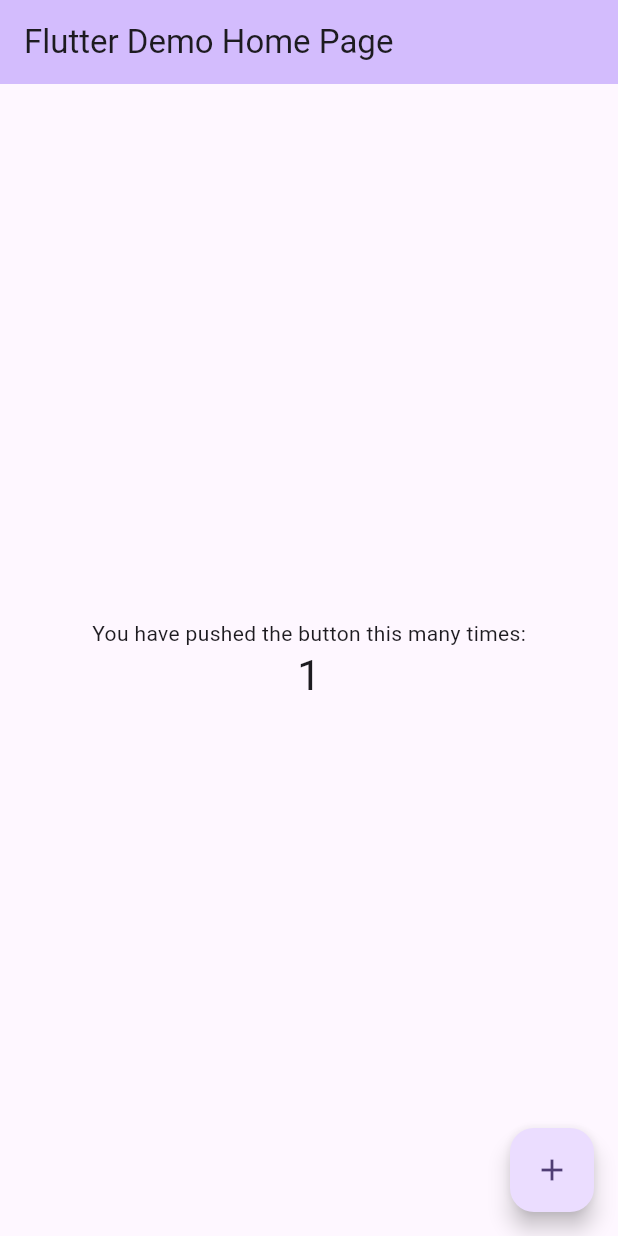
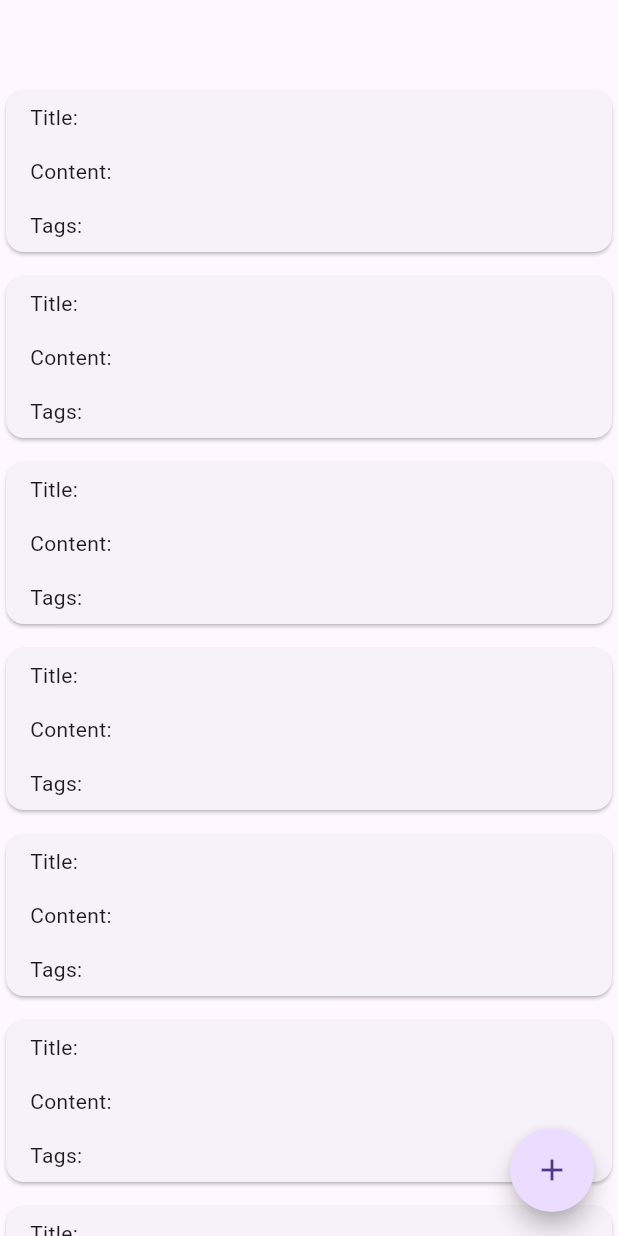
Before and after one commit to catQuantumCat/flutter_major_exercise, a Flutter app: the screen it shows after launch, after a tap on the "add" icon, on a phone screen of 412 x 824 dp. Run offline on Flutter 3.47's test engine with Material 3 defaults, Android fonts, the phone set to English and light mode, and no system bars; our stand-ins replace bloc, dio, flutter_bloc.

Commit message:
Checkpoint: PostList sample screen and BLoC

```diff
--- a/lib/main.dart
+++ b/lib/main.dart
@@ -1,71 +1,18 @@
 import 'package:flutter/material.dart';
-import 'package:sample_login/data/models/post_model.dart';
-import 'package:sample_login/data/repository/post_repository.dart';
+
+import 'presentation/post_list/post_list.dart';
 
 void main() {
-  runApp(const MyApp());
+  runApp(const App());
 }
 
-class MyApp extends StatelessWidget {
-  const MyApp({super.key});
+class App extends StatelessWidget {
+  const App({super.key});
 
   @override
   Widget build(BuildContext context) {
-    return MaterialApp(
-      title: 'Flutter Demo',
-      theme: ThemeData(
-        colorScheme: ColorScheme.fromSeed(seedColor: Colors.deepPurple),
-        useMaterial3: true,
-      ),
-      home: const MyHomePage(title: 'Flutter Demo Home Page'),
+    return const MaterialApp(
+      home: PostList(),
     );
   }
 }
-
-class MyHomePage extends StatefulWidget {
-  const MyHomePage({super.key, required this.title});
-
-  final String title;
-
-  @override
-  State<MyHomePage> createState() => _MyHomePageState();
-}
-
-class _MyHomePageState extends State<MyHomePage> {
-  int _counter = 0;
-  final repo = PostRepository();
-
-  void _incrementCounter() {
-    setState(() {
-      _counter++;
-    });
-  }
-
-  @override
-  Widget build(BuildContext context) {
-    return Scaffold(
-        appBar: AppBar(
-          backgroundColor: Theme.of(context).colorScheme.inversePrimary,
-          title: Text(widget.title),
-        ),
-        body: Center(
-          child: Column(
-            mainAxisAlignment: MainAxisAlignment.center,
-            children: <Widget>[
-              const Text(
-                'You have pushed the button this many times:',
-              ),
-              Text(
-                '$_counter',
-                style: Theme.of(context).textTheme.headlineMedium,
-              ),
-            ],
-          ),
-        ),
-        floatingActionButton: FloatingActionButton(
-          onPressed: _incrementCounter,
-          tooltip: 'Increment',
-          child: const Icon(Icons.add),
-        ));
-  }
-}
--- /dev/null
+++ b/lib/presentation/post_list/bloc/post_list_bloc.dart
@@ -0,0 +1,19 @@
+import 'package:bloc/bloc.dart';
+import 'package:meta/meta.dart';
+import 'package:sample_login/data/models/post_model.dart';
+import 'package:sample_login/data/repository/post_repository.dart';
+
+part 'post_list_event.dart';
+part 'post_list_state.dart';
+
+class PostListBloc extends Bloc<PostListEvent, PostListState> {
+  PostListBloc() : super(PostListState()) {
+    final repo = PostRepository();
+
+    on<PostListEvent>((PostListEvent event, Emitter<PostListState> emit) async {
+      emit(state.copyWith(isLoading: true));
+      final listOfPost = await repo.getPost();
+      emit(state.copyWith(isLoading: false, posts: listOfPost));
+    });
+  }
+}
--- /dev/null
+++ b/lib/presentation/post_list/bloc/post_list_event.dart
@@ -0,0 +1,8 @@
+part of 'post_list_bloc.dart';
+
+@immutable
+sealed class PostListEvent {}
+
+class GetPostData extends PostListEvent {
+  GetPostData();
+}
--- /dev/null
+++ b/lib/presentation/post_list/bloc/post_list_state.dart
@@ -0,0 +1,25 @@
+// ignore_for_file: public_member_api_docs, sort_constructors_first
+part of 'post_list_bloc.dart';
+
+class PostListState {
+  final bool isLoading;
+  final String error;
+  final List<PostModel> posts;
+  PostListState({
+    this.isLoading = false,
+    this.error = '',
+    this.posts = const [],
+  });
+
+  PostListState copyWith({
+    bool? isLoading,
+    String? error,
+    List<PostModel>? posts,
+  }) {
+    return PostListState(
+      isLoading: isLoading ?? this.isLoading,
+      error: error ?? this.error,
+      posts: posts ?? this.posts,
+    );
+  }
+}
--- /dev/null
+++ b/lib/presentation/post_list/post_list.dart
@@ -0,0 +1,25 @@
+import 'package:flutter/material.dart';
+import 'package:flutter_bloc/flutter_bloc.dart';
+import 'package:sample_login/presentation/post_list/post_list_view.dart';
+
+import 'bloc/post_list_bloc.dart';
+
+class PostList extends StatelessWidget {
+  const PostList({super.key});
+
+  @override
+  Widget build(BuildContext context) {
+    return BlocProvider(
+      create: (context) => PostListBloc(),
+      child: Scaffold(
+        appBar: AppBar(),
+        body: const PostListView(),
+        floatingActionButton: FloatingActionButton(
+          onPressed: () {},
+          shape: const CircleBorder(),
+          child: const Icon(Icons.add), // Set the shape to CircleBorder
+        ),
+      ),
+    );
+  }
+}
--- /dev/null
+++ b/lib/presentation/post_list/post_list_view.dart
@@ -0,0 +1,30 @@
+import 'package:flutter/material.dart';
+
+class PostListView extends StatelessWidget {
+  const PostListView({super.key});
+
+  @override
+  Widget build(BuildContext context) {
+    return Scaffold(
+      body: ListView.separated(
+          itemBuilder: (ctx, index) => Card(
+                  child: Container(
+                margin: const EdgeInsets.symmetric(horizontal: 16, vertical: 8),
+                child: const Column(
+                  crossAxisAlignment: CrossAxisAlignment.start,
+                  children: [
+                    Text("Title:"),
+                    SizedBox(height: 16),
+                    Text("Content:"),
+                    SizedBox(height: 16),
+                    Text("Tags: ")
+                  ],
+                ),
+              )),
+          separatorBuilder: (ctx, index) => const SizedBox(
+                height: 8,
+              ),
+          itemCount: 10),
+    );
+  }
+}
--- a/pubspec.yaml
+++ b/pubspec.yaml
@@ -34,6 +34,9 @@ dependencies:
   flutter:
     sdk: flutter
   flutter_bloc: ^8.1.3
+  get_it: ^7.6.7
+  hive: ^2.2.3
+  hive_flutter: ^1.1.0
 
 dev_dependencies:
   flutter_lints: ^2.0.0
```
Also changed, not shown: pubspec.lock, 6 other files.
